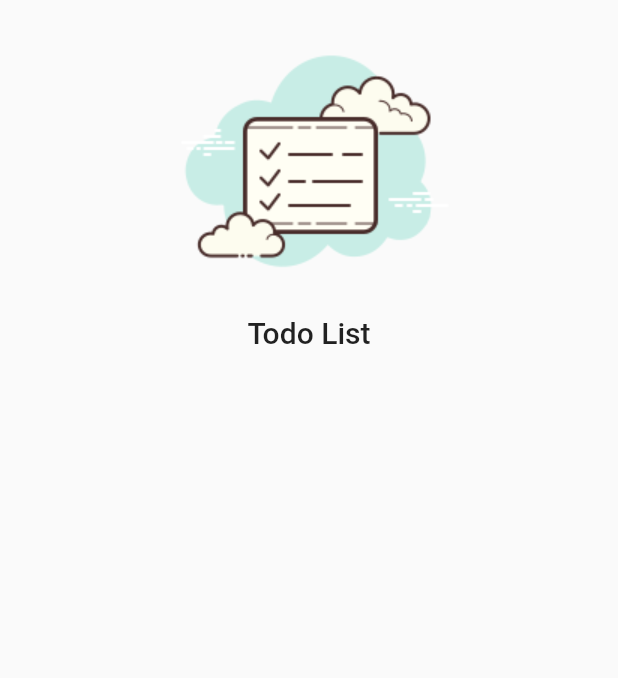
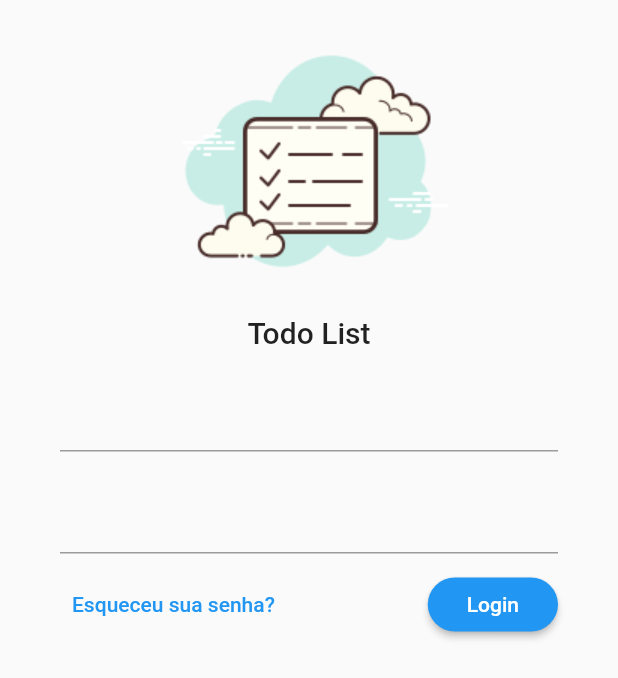
Before and after one commit to juniornsantos/todo_list, a Flutter app: the screen it shows after launch, on a phone screen of 412 x 824 dp. Shown: the top 678 px of the screen. Run offline on Flutter 3.47's test engine with Material 2 defaults, Android fonts, the phone set to English and light mode, and no system bars; our stand-ins replace sqflite, sqflite_common, synchronized; accounts and stored records are empty.

Commit message:
criando tela de login

```diff
--- a/lib/app/core/widget/todo_list_logo.dart
+++ b/lib/app/core/widget/todo_list_logo.dart
@@ -1,4 +1,5 @@
 import 'package:flutter/material.dart';
+import 'package:todo_list/app/core/ui/theme_extensions.dart';
 
 class TodoListLogo extends StatelessWidget {
   const TodoListLogo({Key? key}) : super(key: key);
@@ -14,7 +15,7 @@ class TodoListLogo extends StatelessWidget {
         ),
         Text(
           'Todo List',
-          style: Theme.of(context).textTheme.titleLarge,
+          style: context.textTheme.titleLarge,
         )
       ],
     );
--- a/lib/app/modules/auth/login/login_page.dart
+++ b/lib/app/modules/auth/login/login_page.dart
@@ -25,7 +25,48 @@ class LoginPage extends StatelessWidget {
                     SizedBox(
                       height: 10,
                     ),
-                    TodoListLogo()
+                    TodoListLogo(),
+                    Padding(
+                      padding: const EdgeInsets.symmetric(
+                        horizontal: 40,
+                        vertical: 20,
+                      ),
+                      child: Form(
+                        child: Column(
+                          children: [
+                            TextFormField(),
+                            SizedBox(
+                              height: 20,
+                            ),
+                            TextFormField(),
+                            SizedBox(
+                              height: 10,
+                            ),
+                            Row(
+                              mainAxisAlignment: MainAxisAlignment.spaceBetween,
+                              children: [
+                                TextButton(
+                                  onPressed: () {},
+                                  child: Text('Esqueceu sua senha?'),
+                                ),
+                                ElevatedButton(
+                                  onPressed: () {},
+                                  child: Padding(
+                                    padding: const EdgeInsets.all(10.0),
+                                    child: Text('Login'),
+                                  ),
+                                  style: ElevatedButton.styleFrom(
+                                    shape: RoundedRectangleBorder(
+                                      borderRadius: BorderRadius.circular(20),
+                                    ),
+                                  ),
+                                )
+                              ],
+                            )
+                          ],
+                        ),
+                      ),
+                    )
                   ],
                 ),
               ),
```
Also changed, not shown: lib/app/core/ui/theme_extensions.dart (added, +14 -0 lines), lib/app/core/ui/todo_list_ui_config.dart (added, +11 -0 lines).
